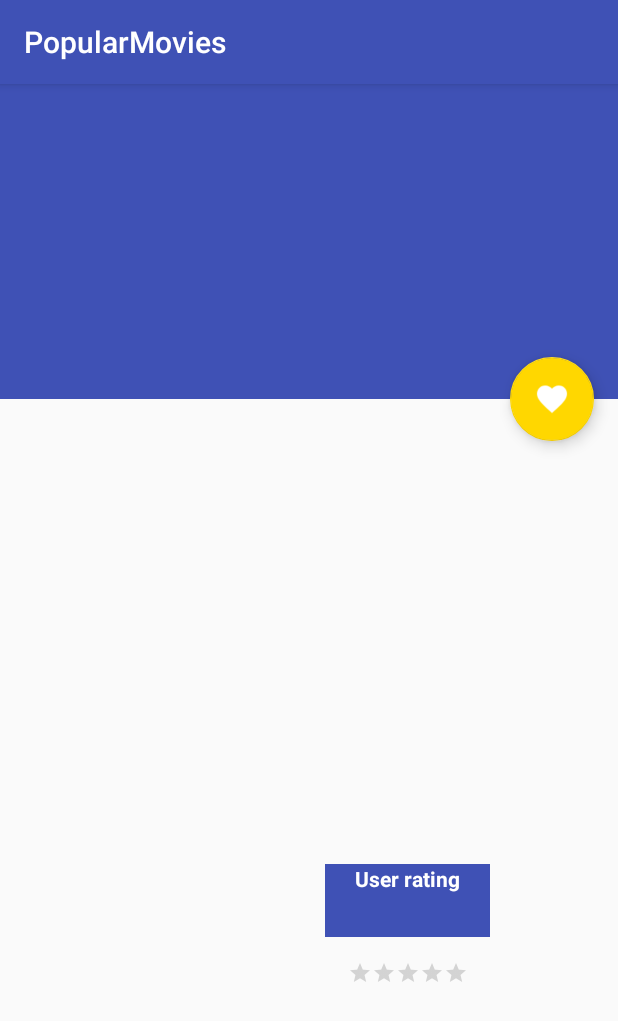
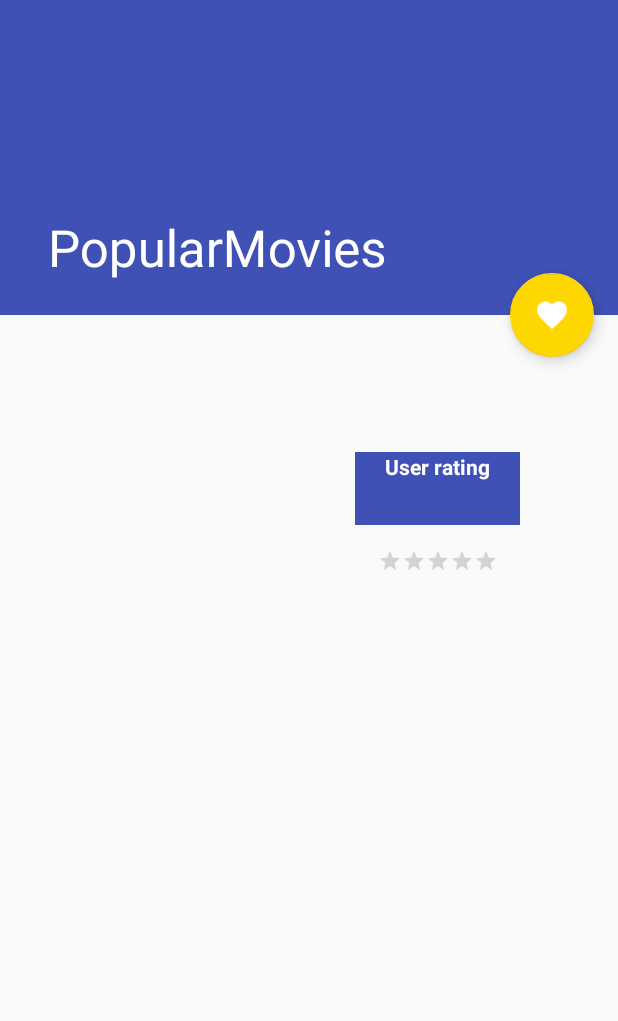
Before and after one commit to jmuci/PopularMovies, an Android app: the MoviesDetailsActivity screen opened directly, with no data from a screen before it, on a phone screen of 412 x 824 dp. Shown: the top 1021 px of the screen. Run offline under Robolectric (Android 15) with nearby library versions, the phone set to English and light mode, and no system bars; our stand-ins replace ButterKnife, Picasso; pictures from the network do not load.

Commit message:
Design improvements

```diff
--- a/app/build.gradle
+++ b/app/build.gradle
@@ -11,9 +11,13 @@ android {
         testInstrumentationRunner "android.support.test.runner.AndroidJUnitRunner"
     }
     buildTypes {
+        debug {
+            buildConfigField 'String', "TheMovieApiKey", PopularMovies_TheMovieDB_API_KEY
+        }
         release {
             minifyEnabled false
             proguardFiles getDefaultProguardFile('proguard-android.txt'), 'proguard-rules.pro'
+            buildConfigField 'String', "TheMovieApiKey", PopularMovies_TheMovieDB_API_KEY
         }
     }
     productFlavors {
--- a/app/src/main/java/com/example/jmucientes/popularmovies/MainActivity.java
+++ b/app/src/main/java/com/example/jmucientes/popularmovies/MainActivity.java
@@ -35,11 +35,11 @@ import butterknife.ButterKnife;
     // TODO (Opt) Introduce Dagger
     // TODO (Opt) Load more films on Scroll
     // TODO (Opt) Unit Tests
-    // TODO Screen rotation, save adapter and do not request again
-    // TODO Screen rotation: user grid with 3 or 4 columns
+    // DONE Screen rotation, save adapter and do not request again
+    // DONE Screen rotation: user grid with 3 or 4 columns
     // TODO Details activity layout fix issue
     // TODO Add comments.
-    // TODO Extract API key into file
+    // DONE Extract API key into file
     // TODO Run linter
     // TODO Clean Arch
 
--- a/app/src/main/java/com/example/jmucientes/popularmovies/MoviesDetailsActivity.java
+++ b/app/src/main/java/com/example/jmucientes/popularmovies/MoviesDetailsActivity.java
@@ -3,12 +3,16 @@ package com.example.jmucientes.popularmovies;
 import android.annotation.TargetApi;
 import android.content.Intent;
 import android.os.Build;
+import android.support.design.widget.AppBarLayout;
 import android.support.v7.app.AppCompatActivity;
 import android.os.Bundle;
 import android.support.v7.widget.Toolbar;
+import android.util.Log;
+import android.view.MenuItem;
 import android.widget.ImageView;
 import android.widget.RatingBar;
 import android.widget.TextView;
+import android.widget.Toast;
 
 import com.example.jmucientes.popularmovies.adapter.MoviesAdapter;
 import com.example.jmucientes.popularmovies.model.Movie;
@@ -53,6 +57,15 @@ public class MoviesDetailsActivity extends AppCompatActivity {
             mMovie = (Movie) startingIntent.getSerializableExtra(MoviesAdapter.MOVIE_KEY);
             populateUI();
         }
+
+        AppBarLayout appBarLayout = findViewById(R.id.app_bar_layout);
+        setUpToolBar();
+        appBarLayout.setMinimumHeight(R.dimen.event_entity_appbar_height);
+    }
+
+    private void setUpToolBar() {
+        Toolbar toolbar = findViewById(R.id.collapsing_toolbar);
+        setSupportActionBar(toolbar);
     }
 
     @TargetApi(Build.VERSION_CODES.LOLLIPOP)
--- a/app/src/main/java/com/example/jmucientes/popularmovies/presenters/MainActivityPresenter.java
+++ b/app/src/main/java/com/example/jmucientes/popularmovies/presenters/MainActivityPresenter.java
@@ -84,7 +84,11 @@ public class MainActivityPresenter {
                             mViewBinderWR.get().showErrorMessage(msg);
                         }
                         if (movieList != null && movieList.size() > 0) {
-                            mViewBinderWR.get().updateAdapterContent(movieList, true);
+                            if (mViewBinderWR.get() != null) {
+                                mViewBinderWR.get().updateAdapterContent(movieList, true);
+                            } else {
+                                Log.e(TAG, "View binder is null! The activity was destroyed before the results arrive?");
+                            }
                         } else {
                             Log.w(TAG, "The movie list was empty.");
                             mViewBinderWR.get().showErrorMessage("Empty movie list.");
--- a/app/src/main/java/com/example/jmucientes/popularmovies/util/Network.java
+++ b/app/src/main/java/com/example/jmucientes/popularmovies/util/Network.java
@@ -4,6 +4,8 @@ import android.net.Uri;
 import android.support.annotation.NonNull;
 import android.support.annotation.Nullable;
 import android.util.Log;
+
+import com.example.jmucientes.popularmovies.BuildConfig;
 
 import java.io.IOException;
 
@@ -18,7 +20,7 @@ public class Network {
     public static final String TOP_RATED_END_POINT = "top_rated";
     public static final String MOST_POPULAR_END_POINT = "popular";
     private static final String API_KEY_PARAM = "api_key";
-    private static final String PERSONAL_API_KEY = "0c6313bbf2f22242126a23d1d43f83cd";
+    private static final String PERSONAL_API_KEY = BuildConfig.TheMovieApiKey;
     private static final String TAG = Network.class.getName();
     // TODO This should be an ENUM to guarentee a valid size
     public static final String IMAGE_SIZE_W_185 = "w185";
--- a/app/src/main/res/layout-land/activity_movies_details.xml
+++ b/app/src/main/res/layout-land/activity_movies_details.xml
@@ -1,6 +1,120 @@
 <?xml version="1.0" encoding="utf-8"?>
-<android.support.constraint.ConstraintLayout
-    xmlns:android="http://schemas.android.com/apk/res/android" android:layout_width="match_parent"
-    android:layout_height="match_parent">
+<android.support.design.widget.CoordinatorLayout
+    xmlns:android="http://schemas.android.com/apk/res/android"
+    xmlns:app="http://schemas.android.com/apk/res-auto"
+    xmlns:tools="http://schemas.android.com/tools"
+    android:layout_width="match_parent"
+    android:layout_height="match_parent"
+    tools:context=".MoviesDetailsActivity">
 
-</android.support.constraint.ConstraintLayout>
+    <include layout="@layout/collapsing_toolbar" />
+
+    <android.support.v4.widget.NestedScrollView
+        android:id="@+id/scroll"
+        android:layout_width="match_parent"
+        android:layout_height="wrap_content"
+        android:layout_marginTop="10dp"
+        android:gravity="top"
+        app:layout_behavior="@string/appbar_scrolling_view_behavior">
+
+        <LinearLayout
+            android:layout_width="match_parent"
+            android:layout_height="wrap_content"
+            android:layout_gravity="center"
+            android:orientation="vertical">
+
+            <LinearLayout
+                android:layout_width="match_parent"
+                android:layout_height="wrap_content"
+                android:layout_gravity="center"
+                android:orientation="horizontal">
+
+                <LinearLayout
+                    android:layout_width="0dp"
+                    android:layout_height="wrap_content"
+                    android:layout_weight="5"
+                    android:gravity="center"
+                    android:orientation="vertical">
+
+                    <ImageView
+                        android:id="@+id/poster_view"
+                        android:layout_width="250dp"
+                        android:layout_marginStart="12dp"
+                        android:layout_gravity="center"
+                        android:layout_height="450dp"
+                        android:padding="@dimen/medium_padding"
+                        android:contentDescription="@string/poster_image_of_the_movie" />
+                </LinearLayout>
+
+                <LinearLayout
+                    android:layout_width="0dp"
+                    android:layout_weight="5"
+                    android:layout_height="wrap_content"
+                    android:layout_gravity="center"
+                    android:gravity="center"
+                    android:orientation="vertical">
+
+                    <LinearLayout
+                        android:layout_width="match_parent"
+                        android:layout_height="wrap_content"
+                        android:gravity="center"
+                        android:orientation="horizontal">
+
+                        <TextView
+                            android:id="@+id/release_year"
+                            android:layout_width="wrap_content"
+                            android:layout_height="wrap_content"
+                            android:gravity="center|center_horizontal"
+                            android:textSize="20sp"
+                            android:layout_marginBottom="@dimen/medium_margin"
+                            style="@style/SideBigPadding.Bold"/>
+
+                        <TextView
+                            android:id="@+id/rating"
+                            android:layout_width="110dp"
+                            android:layout_height="60dp"
+                            android:textStyle="bold"
+                            android:background="@color/colorPrimary"
+                            android:textColor="@android:color/white"
+                            android:textSize="20sp"
+                            style="@style/SideBigPadding.Bold"/>
+                    </LinearLayout>
+
+                    <RatingBar
+                        android:id="@+id/rating_bar"
+                        android:layout_width="wrap_content"
+                        android:layout_height="wrap_content"
+                        android:layout_marginTop="@dimen/medium_margin"
+                        android:numStars="5"
+                        android:max="10"
+                        android:isIndicator="true"
+                        style="@style/RatingBarBig"/>
+
+                    <TextView
+                        android:id="@+id/synopsis_tv"
+                        android:layout_weight="6"
+                        android:layout_width="match_parent"
+                        android:layout_height="wrap_content"
+                        android:padding="@dimen/medium_padding"
+                        android:textSize="16sp"
+                        style="@style/AppTheme"/>
+
+                </LinearLayout>
+
+            </LinearLayout>
+
+        </LinearLayout>
+
+    </android.support.v4.widget.NestedScrollView>
+
+    <android.support.design.widget.FloatingActionButton
+        android:id="@+id/fab"
+        android:layout_width="wrap_content"
+        android:layout_height="wrap_content"
+        app:layout_anchor="@id/app_bar_layout"
+        app:layout_anchorGravity="bottom|right|end"
+        android:layout_marginEnd="@dimen/medium_margin"
+        android:src="@drawable/baseline_favorite_white_24"
+        style="@style/Widget.Design.FloatingActionButton"/>
+
+</android.support.design.widget.CoordinatorLayout>
--- a/app/src/main/res/layout/activity_movies_details.xml
+++ b/app/src/main/res/layout/activity_movies_details.xml
@@ -12,7 +12,9 @@
     <android.support.v4.widget.NestedScrollView
         android:id="@+id/scroll"
         android:layout_width="match_parent"
-        android:layout_height="match_parent"
+        android:layout_height="wrap_content"
+        android:layout_marginTop="10dp"
+        android:gravity="top"
         app:layout_behavior="@string/appbar_scrolling_view_behavior">
 
         <LinearLayout
@@ -24,21 +26,22 @@
             <LinearLayout
                 android:layout_width="match_parent"
                 android:layout_height="wrap_content"
-                android:layout_gravity="center"
+                android:gravity="center"
                 android:orientation="horizontal">
 
                 <ImageView
                     android:id="@+id/poster_view"
                     android:layout_width="0dp"
                     android:layout_marginStart="12dp"
-                    android:layout_height="160dp"
-                    android:layout_weight="3"
+                    android:layout_gravity="center"
+                    android:layout_height="200dp"
+                    android:layout_weight="4"
                     android:contentDescription="@string/poster_image_of_the_movie" />
 
                 <LinearLayout
                     android:layout_width="0dp"
                     android:layout_height="wrap_content"
-                    android:layout_weight="7"
+                    android:layout_weight="6"
                     android:layout_gravity="center"
                     android:gravity="center"
                     android:orientation="vertical">
--- a/app/src/main/res/values/dimens.xml
+++ b/app/src/main/res/values/dimens.xml
@@ -3,4 +3,6 @@
     <dimen name="detail_backdrop_height">210dp</dimen>
     <dimen name="medium_padding">16dp</dimen>
     <dimen name="medium_margin">16dp</dimen>
+    <dimen name="big_padding">32dp</dimen>
+    <dimen name="event_entity_appbar_height">300</dimen>
 </resources>
--- a/app/src/main/res/values/strings.xml
+++ b/app/src/main/res/values/strings.xml
@@ -9,4 +9,6 @@
     <string name="offline_error_msg">Are you offline?</string>
     <string name="failed_to_download_error_image_content_description">Failed to Download Error Image</string>
     <string name="poster_image_of_the_movie">Poster image of the movie</string>
+    <string name="user_rating_land">Rating</string>
+    <string name="release_year_label">Release Year:</string>
 </resources>
--- a/app/src/main/res/values/styles.xml
+++ b/app/src/main/res/values/styles.xml
@@ -8,7 +8,20 @@
         <item name="colorAccent">@color/gold</item>
     </style>
 
+    <style name="AppThemeNoActionBar" parent="Theme.AppCompat.Light.NoActionBar">
+        <!-- Customize your theme here. -->
+        <item name="colorPrimary">@color/colorPrimary</item>
+        <item name="colorPrimaryDark">@color/colorPrimaryDark</item>
+        <item name="colorAccent">@color/gold</item>
+    </style>
+
     <style name="RatingBar" parent="Widget.AppCompat.RatingBar.Small">
+        <item name="colorControlNormal">@color/lightGray</item>
+        <item name="colorAccent">@color/gold</item>
+        <item name="colorControlActivated">@color/gold</item>
+    </style>
+
+    <style name="RatingBarBig" parent="Widget.AppCompat.RatingBar.Indicator">
         <item name="colorControlNormal">@color/lightGray</item>
         <item name="colorAccent">@color/gold</item>
         <item name="colorControlActivated">@color/gold</item>
@@ -27,4 +40,17 @@
         <item name="android:textStyle">bold</item>
     </style>
 
+    <style name="SideBigPadding" >
+        <item name="android:paddingStart">@dimen/big_padding</item>
+        <item name="android:paddingLeft">@dimen/big_padding</item>
+        <item name="android:paddingRight">@dimen/big_padding</item>
+        <item name="android:paddingEnd">@dimen/big_padding</item>
+        <item name="android:textAlignment">center</item>
+        <item name="android:gravity">center</item>
+    </style>
+
+    <style name="SideBigPadding.Bold">
+        <item name="android:textStyle">bold</item>
+    </style>
+
 </resources>
```
Also changed, not shown: app/src/main/AndroidManifest.xml (+4 -3 lines), 1 other file.
